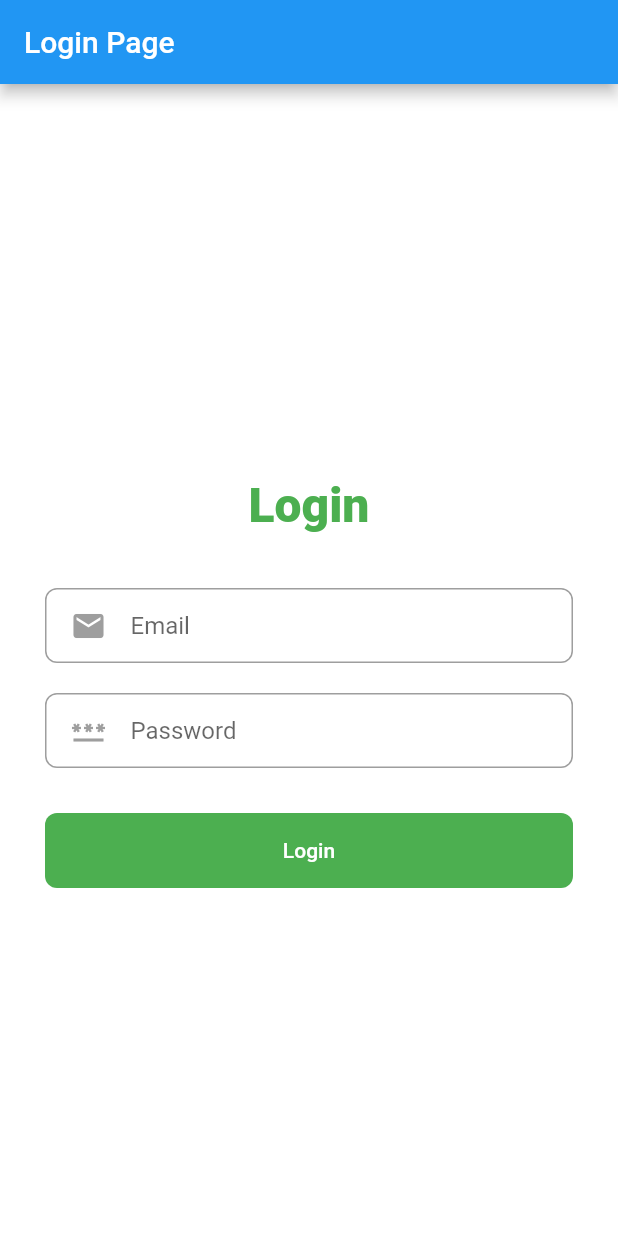
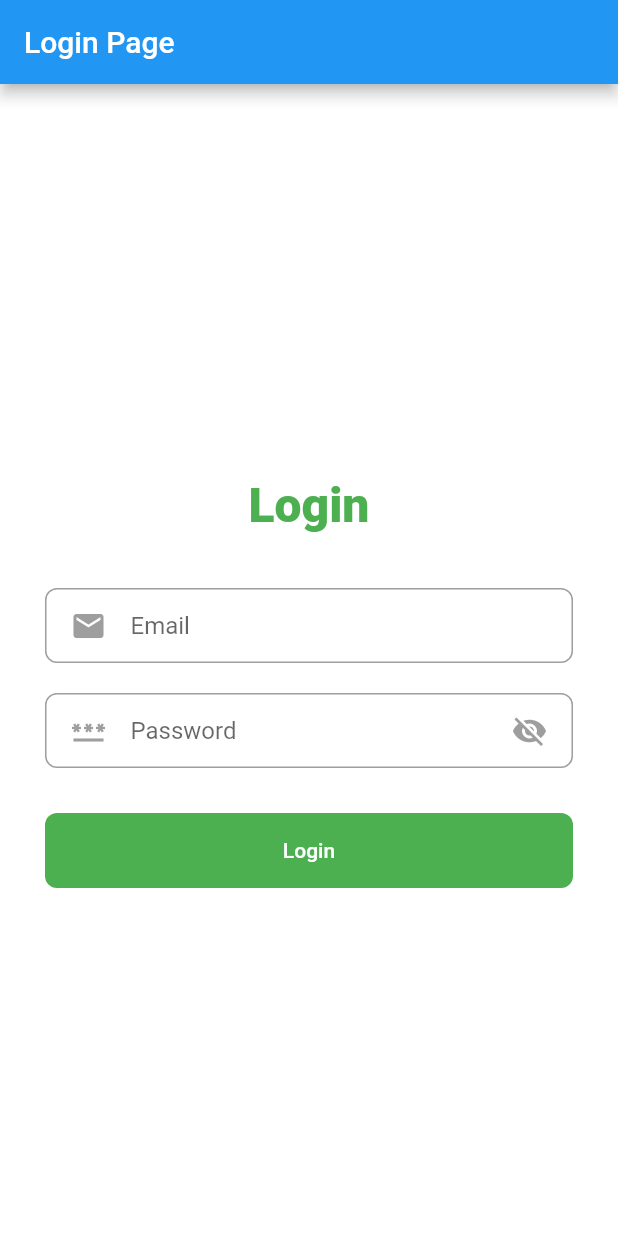
Before and after one commit to andrijunaedi/andri_flutter, a Flutter app: the screen it shows after launch, on a phone screen of 412 x 824 dp. Run offline on Flutter 3.47's test engine with Material 2 defaults, Android fonts, the phone set to English and light mode, and no system bars; our stand-ins replace bottom_navy_bar.

```diff
--- a/lib/login_page.dart
+++ b/lib/login_page.dart
@@ -1,7 +1,19 @@
 import 'package:flutter/material.dart';
 
-class LoginPage extends StatelessWidget {
-  Widget LoginTitle() {
+class LoginPage extends StatefulWidget {
+  const LoginPage({super.key});
+
+  @override
+  State<StatefulWidget> createState() {
+    return LoginPageState();
+  }
+}
+
+class LoginPageState extends State<LoginPage> {
+  final _formKey = GlobalKey<FormState>();
+  bool isShowPassword = false;
+
+  Widget loginTitle() {
     return Container(
       margin: const EdgeInsets.only(top: 30),
       child: Center(
@@ -51,7 +63,14 @@ class LoginPage extends StatelessWidget {
                           decoration: const InputDecoration.collapsed(
                             hintText: 'Email',
                           ),
-                  ))
+                          validator: (value) {
+                            final emailRegex = RegExp(
+                                r'^[a-zA-Z0-9.!#$%&\*+/=?^_`{|}~-]+@[a-zA-Z0-9-]+(?:\.[a-zA-Z0-9-]+)*$');
+
+                            return (!emailRegex.hasMatch(value!))
+                                ? 'Email is invalid'
+                                : null;
+                          }))
                 ],
               ),
             ),
@@ -87,12 +106,27 @@ class LoginPage extends StatelessWidget {
                     width: 16,
                   ),
                   Expanded(
+                      // vcre
                       child: TextFormField(
-                    obscureText: true,
+                          obscureText: !isShowPassword,
                           decoration: const InputDecoration.collapsed(
                             hintText: 'Password',
                           ),
-                  ))
+                          validator: (value) => (value == null || value.isEmpty)
+                              ? 'Please enter password'
+                              : null)),
+                  // Add password visibility toggle
+                  GestureDetector(
+                    onTap: () {
+                      setState(() {
+                        isShowPassword = !isShowPassword;
+                      });
+                    },
+                    child: Icon(
+                      isShowPassword ? Icons.visibility : Icons.visibility_off,
+                      color: Colors.grey,
+                    ),
+                  )
                 ],
               ),
             ),
@@ -108,7 +142,14 @@ class LoginPage extends StatelessWidget {
       width: double.infinity,
       margin: const EdgeInsets.only(top: 30),
       child: TextButton(
-          onPressed: () => print('Handle Login'),
+          onPressed: () => {
+                if (_formKey.currentState!.validate())
+                  {
+                    ScaffoldMessenger.of(context).showSnackBar(
+                      const SnackBar(content: Text('Processing Data')),
+                    )
+                  }
+              },
           style: TextButton.styleFrom(
             backgroundColor: Colors.green,
             shape: RoundedRectangleBorder(
@@ -132,16 +173,18 @@ class LoginPage extends StatelessWidget {
             margin: const EdgeInsets.symmetric(
               horizontal: 30,
             ),
+            child: Form(
+              key: _formKey,
               child: Column(
                 mainAxisAlignment: MainAxisAlignment.center,
                 children: [
-              LoginTitle(),
+                  loginTitle(),
                   emailInput(),
                   passwordInput(),
                   signInButton()
                 ],
               ),
-        ),
+            )),
       ),
     );
   }
```
Lines whose indentation alone changed are shown as unchanged.
